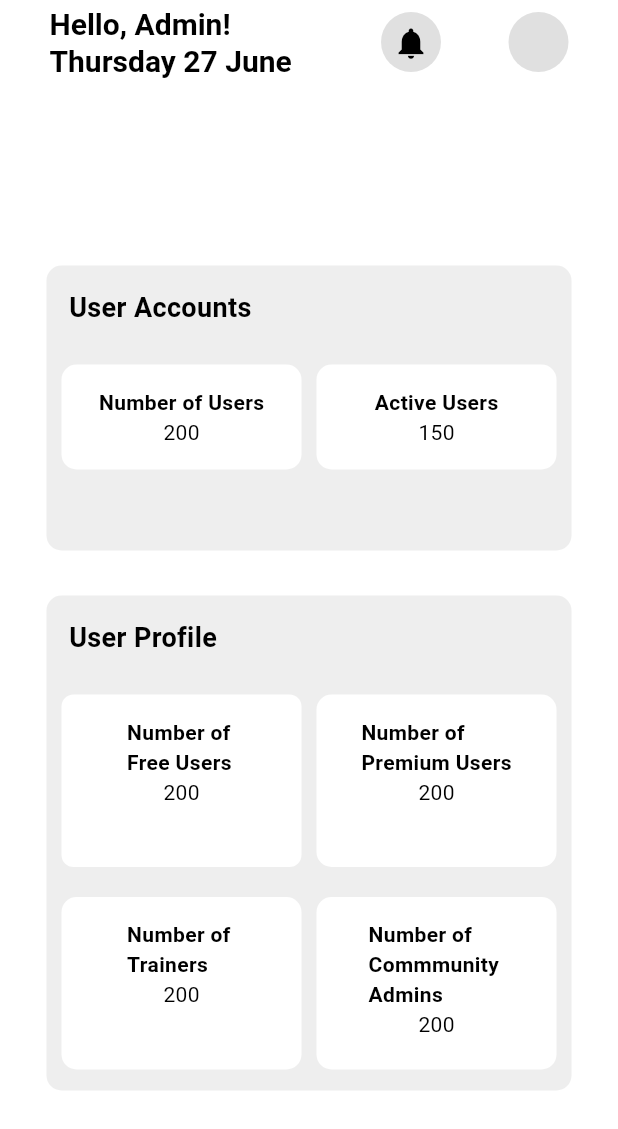
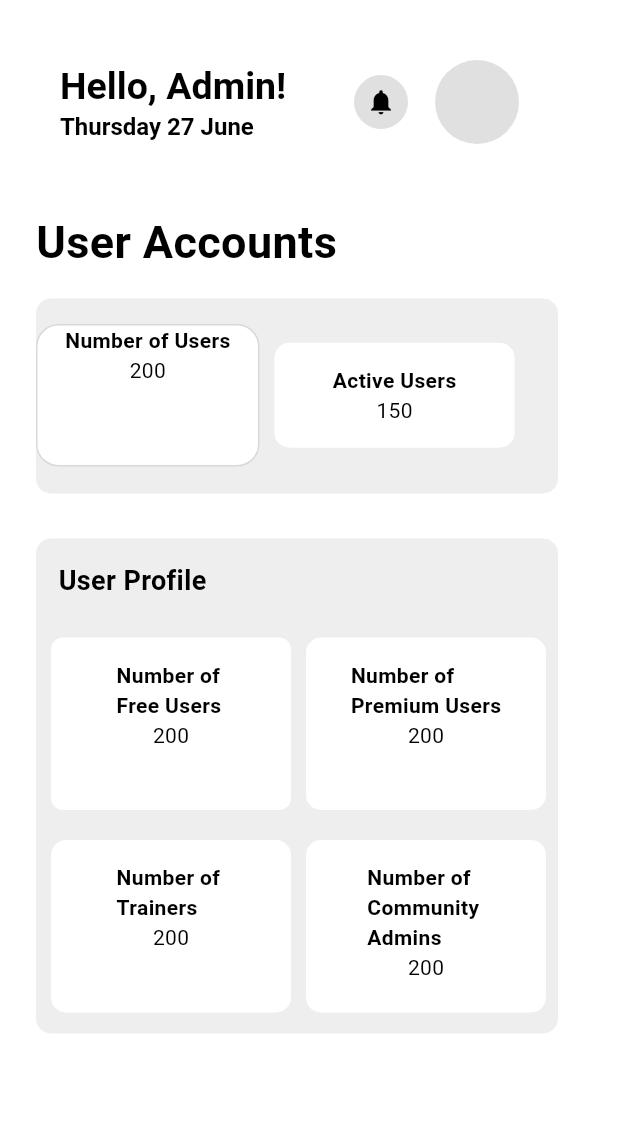
Before and after one commit to yoanadl/FYP, a Flutter app: the AdminHomePage widget shown alone on an empty page, opened directly, on a phone screen of 412 x 824 dp. Shown: the top 1129 px of the screen. Run offline on Flutter 3.47's test engine with Material 3 defaults, Android fonts, the phone set to English and light mode, and no system bars; our stand-ins replace cloud_firestore, firebase_auth, firebase_core, flutter_svg, font_awesome_flutter; missing offline and left inert: dart:ffi; accounts and stored records are empty.

Commit message:
wip sys admin ui

```diff
--- a/food/lib/pages/admin/admin_home_page.dart
+++ b/food/lib/pages/admin/admin_home_page.dart
@@ -1,8 +1,5 @@
-// ignore_for_file: prefer_const_constructors, prefer_const_literals_to_create_immutables
-
 import 'package:flutter/material.dart';
 import 'package:intl/intl.dart';
-
 
 class AdminHomePage extends StatelessWidget {
   const AdminHomePage({super.key});
@@ -11,39 +8,79 @@ class AdminHomePage extends StatelessWidget {
   Widget build(BuildContext context) {
     String formattedDate = DateFormat('EEEE d MMMM').format(DateTime.now());
 
-    return Scaffold(
+    return Container(
+      color: Colors.white,
+      //basic padding
+      padding: EdgeInsets.only(top: 40.0, right: 40.0, left: 24.0),
 
-      appBar: PreferredSize(
-        preferredSize: Size.fromHeight(80.0),
+      child: Column(
+        children: [
+          // AppBar content
+          Container(
+            color: Colors.white,
+            padding: EdgeInsets.only(bottom: 8.0), // Add some bottom padding if needed
             child: AppBar(
               automaticallyImplyLeading: false, // hide the back button
               backgroundColor: Colors.white,
               centerTitle: false,
+              elevation: 0, // Remove the shadow of the AppBar
+              title: Column(
+                crossAxisAlignment: CrossAxisAlignment.start,
+                mainAxisAlignment: MainAxisAlignment.start,
+                children: [
+                  Padding(
+                    padding: EdgeInsets.all(0.0),
+                    child: Text(
+                      'Hello, Admin!',
+                      style: TextStyle(
+                        color: Colors.black,
+                        fontWeight: FontWeight.bold,
+                        fontSize: 25,
+                      ),
+                      overflow: TextOverflow.ellipsis,
+                    ),
+                  ),
+                  Padding(
+                    padding: EdgeInsets.all(0),
+                    child: Text(
+                      formattedDate,
+                      style: TextStyle(
+                        color: Colors.black,
+                        fontWeight: FontWeight.bold,
+                        fontSize: 16,
+                      ),
+                      overflow: TextOverflow.ellipsis,
+                    ),
+                  ),
+                ],
+              ),
               actions: [
                 // notification icon
                 Padding(
-              padding: const EdgeInsets.all(8.0),
+                  padding: EdgeInsets.all(0),
                   child: Container(
+                    width: 36,
+                    height: 36,
                     decoration: BoxDecoration(
                       shape: BoxShape.circle,
                       color: Colors.grey[300],
                     ),
-
                     child: IconButton(
                       onPressed: () {},
                       icon: Icon(Icons.notifications),
-                  iconSize: 25,
+                      iconSize: 20,
                       color: Colors.black,
                     ),
                   ),
                 ),
-
-            //profile icon
+                // Space between notification icon and profile icon
+                SizedBox(width: 16.0),
+                // profile icon with right padding
                 Padding(
-              padding: const EdgeInsets.all(8.0),
+                  padding: const EdgeInsets.only(right: 24.0),
                   child: SizedBox(
-                width: 90,
-                height: 90,
+                    width: 60,
+                    height: 60,
                     child: Container(
                       decoration: BoxDecoration(
                         shape: BoxShape.circle,
@@ -51,81 +88,57 @@ class AdminHomePage extends StatelessWidget {
                       ),
                     ),
                   ),
-              )
-
-          ],
-
-          title: Column(
-            crossAxisAlignment: CrossAxisAlignment.start,
-            mainAxisAlignment: MainAxisAlignment.start,
-            children: [
-              Padding(
-                padding: const EdgeInsets.only(left: 17.0),
-                child: Text(
-                  'Hello, Admin!',
-                  style: TextStyle(
-                    color: Colors.black,
-                    fontWeight: FontWeight.bold,
-                    fontSize: 20,
-                  ),
-                  overflow: TextOverflow.ellipsis,
-                ),
-              ),
-              Padding(
-                padding: const EdgeInsets.only(left: 17.0),
-                child: Text(
-                  formattedDate,
-                  style: TextStyle(
-                    color: Colors.black,
-                    fontWeight: FontWeight.bold,
-                    fontSize: 20,
-                  ),
-                  overflow: TextOverflow.ellipsis,
-                ),
                 ),
               ],
             ),
           ),
-      ),
-
-        body: Container(
-          color: Colors.white,
+          // Body content
+          Expanded(
+            child: SingleChildScrollView(
               child: Center(
-            child: Column (
-              mainAxisAlignment: MainAxisAlignment.center,
-              children: [
-                Container(
-                  width: 350,
-                  height: 190,
-                  decoration: BoxDecoration(
-                    color: Colors.grey[200],
-                    borderRadius: BorderRadius.circular(10),
-                  ),
                 child: Column(
                   crossAxisAlignment: CrossAxisAlignment.start,
+                  mainAxisAlignment: MainAxisAlignment.start,
                   children: [
-                      Padding(
-                        padding: const EdgeInsets.all(15),
+                    SizedBox(height: 36),
+                    Container(
+                      alignment: Alignment.centerLeft,
                       child: Text(
                         'User Accounts',
                         style: TextStyle(
                           color: Colors.black,
                           fontWeight: FontWeight.bold,
-                            fontSize: 18,
+                          fontSize: 30,
                         ),
                       ),
                     ),
-                      SizedBox(height: 10),
+
+                    SizedBox(height: 16.0),
+
+                    Container(
+                      width: 350,
+                      height: 130,
+                      decoration: BoxDecoration(
+                        color: Colors.grey[200],
+                        borderRadius: BorderRadius.circular(10),
+                      ),
+
+                      child: Column(
+                        crossAxisAlignment: CrossAxisAlignment.center,
+                        children: [
+                          SizedBox(height: 17),
                           Row(
                             children: [
-                          Padding(
-                            padding: EdgeInsets.only(left: 10),
-                            child: Container(
-                              width: 160,
-                              padding: EdgeInsets.all(15),
+                              Container(
+                                width: 149,
+                                height: 95,
                                 decoration: BoxDecoration(
                                   color: Colors.white,
-                                borderRadius: BorderRadius.circular(10.0),
+                                  borderRadius: BorderRadius.circular(15.0),
+                                  border: Border.all(
+                                      color: Color(0xFFD9D9D9), // Replace 0xFF00FF00 with your hex color code
+                                      width: 1.0,
+                                  ),
                                 ),
                                 child: Column(
                                   crossAxisAlignment: CrossAxisAlignment.center,
@@ -144,7 +157,6 @@ class AdminHomePage extends StatelessWidget {
                                       ),
                                     ),
                                   ],
-                              ),
                                 ),
                               ),
                               SizedBox(width: 10),
@@ -176,8 +188,6 @@ class AdminHomePage extends StatelessWidget {
                               ),
                             ],
                           ),
-
-
                         ],
                       ),
                     ),
@@ -224,7 +234,6 @@ class AdminHomePage extends StatelessWidget {
                                         style: TextStyle(
                                           color: Colors.black,
                                           fontWeight: FontWeight.bold,
-
                                         ),
                                       ),
                                       Text(
@@ -313,7 +322,7 @@ class AdminHomePage extends StatelessWidget {
                                   crossAxisAlignment: CrossAxisAlignment.center,
                                   children: [
                                     Text(
-                                  'Number of \nCommmunity \nAdmins',
+                                      'Number of \nCommunity \nAdmins',
                                       style: TextStyle(
                                         color: Colors.black,
                                         fontWeight: FontWeight.bold,
@@ -323,13 +332,11 @@ class AdminHomePage extends StatelessWidget {
                                       '200',
                                       style: TextStyle(
                                         color: Colors.black,
-
                                       ),
                                     ),
                                   ],
                                 ),
                               ),
-
                             ],
                           ),
                         ],
@@ -339,11 +346,9 @@ class AdminHomePage extends StatelessWidget {
                 ),
               ),
             ),
-
+          ),
+        ],
+      ),
     );
-
-
-
   }
-
 }
```
Lines whose indentation alone changed are shown as unchanged.
